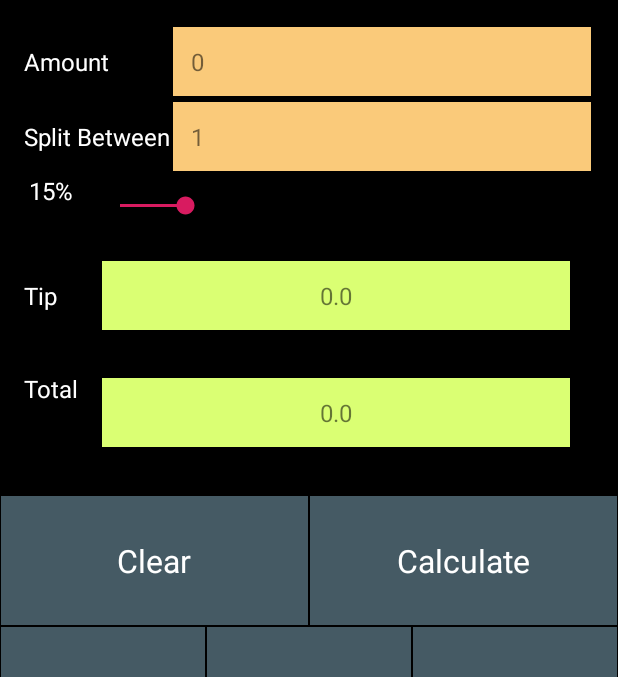
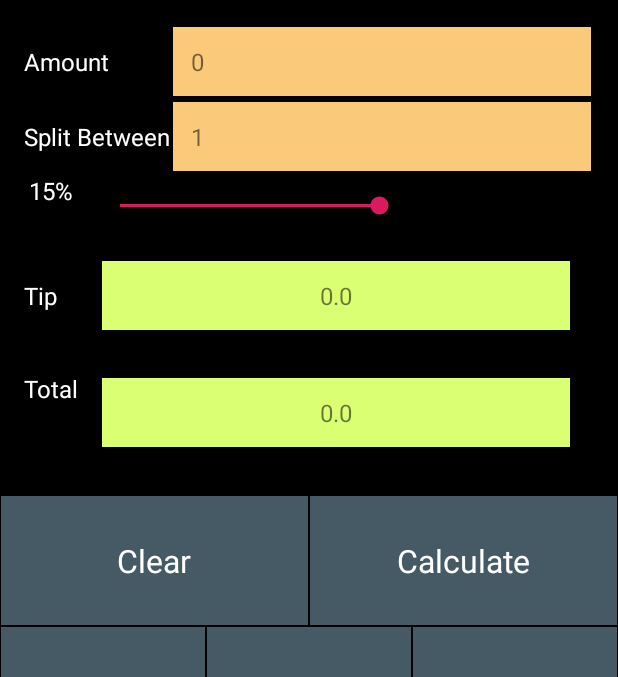
Before and after one commit to SagarMoghe/TipCalculator, an Android app: the screen it shows after launch (MainActivity), after a tap on "Calculate", on a phone screen of 412 x 824 dp, the part 84-761 px from its top. Run offline under Robolectric (Android 15) with nearby library versions, the phone set to English and light mode, and no system bars; 2 other taps on this screen came first.

Commit message:
Rounding successfull Final Upload

```diff
--- a/app/src/main/java/com/example/tipcalculator/MainActivity.kt
+++ b/app/src/main/java/com/example/tipcalculator/MainActivity.kt
@@ -7,10 +7,13 @@ import android.widget.SeekBar
 import androidx.annotation.RequiresApi
 import kotlinx.android.synthetic.main.activity_main.*
 import kotlin.math.round
+import java.lang.Exception
 
 class MainActivity : AppCompatActivity() {
+    //toggle variable is set to choose which textView is to be updated.
     var toggle = true
-
+    //this function appends the typed string to the appropriate textView depending
+    // on the value of the toggle variable
     fun appendExpression(string: String){
         if (toggle) {
             et_amount.append(string)
@@ -19,22 +22,35 @@ class MainActivity : AppCompatActivity() {
         }
     }
 
+    //reset the toggle value to true or false
     fun set_Toggle(tog: Boolean){
         toggle = tog
-
     }
-
+    //Once the calculate function is called strings in Amount and split text box will be converted into
+    //numbers and Tip and Total value will be further calculated
+    @RequiresApi(Build.VERSION_CODES.N)
     fun calculate(){
+        // if either of the two text boxes are left empty, default values will be added
         if(et_amount.text.toString()==""){
             et_amount.text="0"
         }
         if(et_split.text.toString()==""){
             et_split.text="1"
         }
+        var amount: Float
+        var split_between: Int
+        //In case of any error from the user inputting the string, all values will be cleared and
+        //user will have to enter everything again.
+        try{
+             amount = et_amount.text.toString().toFloat()
+             split_between = et_split.text.toString().toInt()
+        }catch(e: Exception) {
+            clear()
+            return
+        }
 
-        var amount = et_amount.text.toString().toFloat()
         var tip = tv_precent.text.toString().substring(0,tv_precent.text.length-1).toFloat()
-        var split_between = et_split.text.toString().toInt()
+
         if(split_between==0){
             split_between = 1
         }
@@ -49,6 +65,17 @@ class MainActivity : AppCompatActivity() {
         tv_tip.text = tip_value.toString()
         tv_total.text = total.toString()
     }
+    //To reset all values in the application
+    @RequiresApi(Build.VERSION_CODES.N)
+    fun clear(){
+        et_amount.text = ""
+        et_split.text = "1"
+        tv_precent.text = "15%"
+        tv_tip.text = "0.00"
+        tv_total.text = "0.00"
+        sb_percent.setProgress(15,true)
+        textViewdot.isClickable = true
+    }
 
 
     @RequiresApi(Build.VERSION_CODES.N)
@@ -58,15 +85,7 @@ class MainActivity : AppCompatActivity() {
         et_amount.setOnClickListener { set_Toggle(true) }
         et_split.setOnClickListener { set_Toggle(false)
         }
-        textViewClear.setOnClickListener {
-            et_amount.text = ""
-            et_split.text = "1"
-            tv_precent.text = "15%"
-            tv_tip.text = "0.00"
-            tv_total.text = "0.00"
-            sb_percent.setProgress(15,true)
-
-        }
+        textViewClear.setOnClickListener {clear()}
         sb_percent.setOnSeekBarChangeListener(object : SeekBar.OnSeekBarChangeListener{
             override fun onProgressChanged(sb_percent: SeekBar, i: Int, b: Boolean) {
                 tv_precent.text =  "$i%"
@@ -80,6 +99,7 @@ class MainActivity : AppCompatActivity() {
                  //To change body of created functions use File | Settings | File Templates.
             }
         })
+        //On click functions of all the buttons
         textView1.setOnClickListener{appendExpression("1")}
         textView2.setOnClickListener{appendExpression("2")}
         textView3.setOnClickListener{appendExpression("3")}
@@ -90,8 +110,14 @@ class MainActivity : AppCompatActivity() {
         textView8.setOnClickListener{appendExpression("8")}
         textView9.setOnClickListener{appendExpression("9")}
         textView0.setOnClickListener{appendExpression("0")}
-        textViewdot.setOnClickListener{appendExpression(".")}
+        //Does not allow user to enter 2 decimals in one number
+        textViewdot.setOnClickListener{
+            if(!et_amount.text.contains(".")){
+                appendExpression(".") }
+        }
+
         textViewback.setOnClickListener{
+
             if(toggle){
                 val string = et_amount.text.toString()
                 if(string.isNotEmpty()){
--- a/app/src/main/res/layout/activity_main.xml
+++ b/app/src/main/res/layout/activity_main.xml
@@ -5,7 +5,13 @@
     android:layout_width="match_parent"
     android:background="@android:color/black"
     android:layout_height="match_parent">
-
+    <!--App page is divided into 2 major layouts.
+    Upper half porting is in grid layout, and bottom half portion is
+    vertical layout.Vertical layout is further divided into 5 horizontal layouts.
+    Grid layout contains the textViews from Amount to Total.
+    Vertical layout consists of all the buttons of the apps from Clear to Backspace.
+    Everything is enclosed into constraint layout.
+    -->
     <GridLayout
         android:id="@+id/gridLayout"
         android:layout_width="match_parent"
@@ -59,7 +65,7 @@
             android:background="#faca7a"
             android:textSize="16sp"
             android:text="1"
-            android:hint="1"
+            android:hint="Number to split between"
             android:padding="12dp" />
 
         <TextView
@@ -78,7 +84,7 @@
             android:layout_columnSpan="3"
             android:layout_gravity="fill_horizontal"
             android:layout_margin="12dp"
-            android:max="100"
+            android:max="25"
             android:progress="15" />
 
         <TextView
```
Also changed, not shown: 1 other file.
